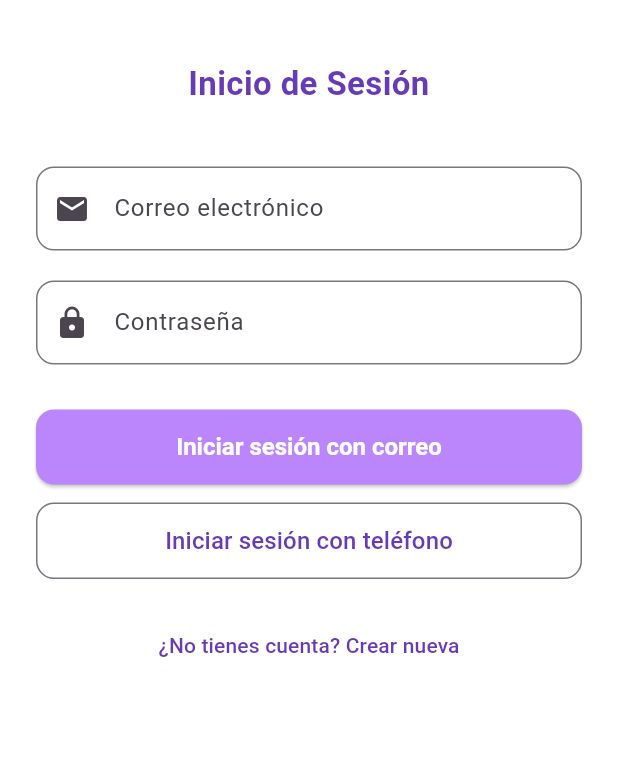
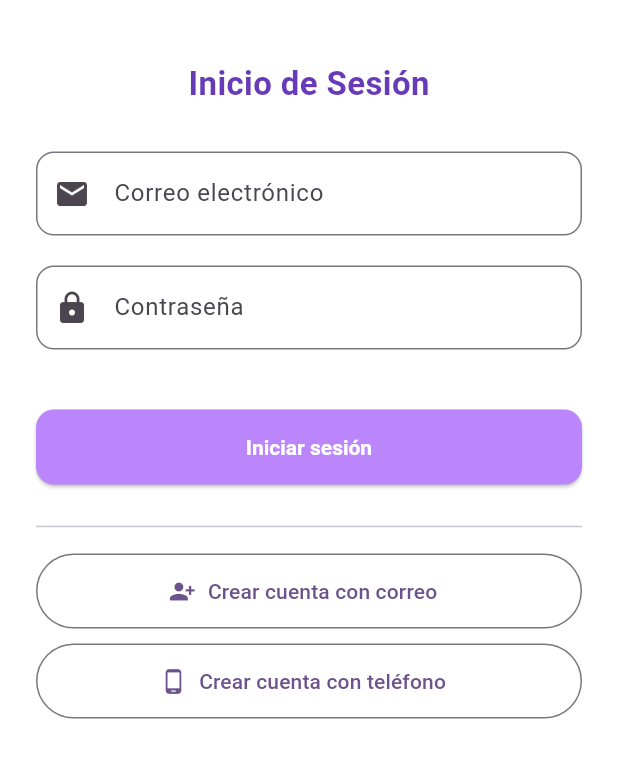
Before and after one commit to luisrdz30/proyecto_estadio, a Flutter app: the LoginScreen screen opened directly, on a phone screen of 412 x 824 dp, the part 270-1048 px from its top. Run offline on Flutter 3.47's test engine with Material 3 defaults, Android fonts, the phone set to English and light mode, and no system bars; our stand-ins replace firebase_auth, firebase_core, intl_phone_field, table_calendar; accounts and stored records are empty; network calls fail.

Commit message:
app con el login ya funcionando aunque medio raro pero funciona a veces

```diff
--- a/lib/screens/login__screen.dart
+++ /dev/null
@@ -1,115 +0,0 @@
-import 'package:flutter/material.dart';
-
-class LoginScreen extends StatelessWidget {
-  const LoginScreen({super.key});
-
-  @override
-  Widget build(BuildContext context) {
-    return Scaffold(
-      backgroundColor: Colors.white,
-      body: SingleChildScrollView(
-        padding: const EdgeInsets.symmetric(horizontal: 24.0, vertical: 60.0),
-        child: Column(
-          crossAxisAlignment: CrossAxisAlignment.center,
-          children: [
-            // Logo
-            SizedBox(
-              height: 120,
-              child: Image.asset("assets/images/logo_estadio_sin_fondo.png"),
-            ),
-            const SizedBox(height: 40),
-
-            // Título
-            const Text(
-              "Inicio de Sesión",
-              style: TextStyle(
-                fontSize: 22,
-                fontWeight: FontWeight.bold,
-                color: Colors.deepPurple,
-              ),
-              textAlign: TextAlign.center,
-            ),
-            const SizedBox(height: 40),
-
-            // Campo de correo
-            TextField(
-              decoration: InputDecoration(
-                labelText: "Correo electrónico",
-                prefixIcon: const Icon(Icons.email),
-                border: OutlineInputBorder(
-                  borderRadius: BorderRadius.circular(12),
-                ),
-              ),
-              keyboardType: TextInputType.emailAddress,
-            ),
-            const SizedBox(height: 20),
-
-            // Campo de contraseña
-            TextField(
-              obscureText: true,
-              decoration: InputDecoration(
-                labelText: "Contraseña",
-                prefixIcon: const Icon(Icons.lock),
-                border: OutlineInputBorder(
-                  borderRadius: BorderRadius.circular(12),
-                ),
-              ),
-            ),
-            const SizedBox(height: 30),
-
-            // Botón iniciar con correo
-            SizedBox(
-              width: double.infinity,
-              child: ElevatedButton(
-                onPressed: () {
-                  // Aquí más adelante llamaremos a Firebase
-                },
-                style: ElevatedButton.styleFrom(
-                  padding: const EdgeInsets.symmetric(vertical: 14),
-                  shape: RoundedRectangleBorder(
-                      borderRadius: BorderRadius.circular(12)),
-                ),
-                child: const Text(
-                  "Iniciar sesión con correo",
-                  style: TextStyle(fontSize: 16),
-                ),
-              ),
-            ),
-            const SizedBox(height: 12),
-
-            // Botón iniciar con teléfono
-            SizedBox(
-              width: double.infinity,
-              child: OutlinedButton(
-                onPressed: () {
-                  // Aquí irá Firebase Phone Auth
-                },
-                style: OutlinedButton.styleFrom(
-                  padding: const EdgeInsets.symmetric(vertical: 14),
-                  shape: RoundedRectangleBorder(
-                      borderRadius: BorderRadius.circular(12)),
-                ),
-                child: const Text(
-                  "Iniciar sesión con teléfono",
-                  style: TextStyle(fontSize: 16, color: Colors.deepPurple),
-                ),
-              ),
-            ),
-            const SizedBox(height: 20),
-
-            // Crear cuenta
-            TextButton(
-              onPressed: () {
-                // Aquí iremos a la pantalla de registro
-              },
-              child: const Text(
-                "¿No tienes cuenta? Crear nueva",
-                style: TextStyle(color: Colors.deepPurple),
-              ),
-            ),
-          ],
-        ),
-      ),
-    );
-  }
-}
--- /dev/null
+++ b/lib/screens/login_screen.dart
@@ -0,0 +1,177 @@
+import 'package:flutter/material.dart';
+import 'package:firebase_auth/firebase_auth.dart';
+import 'register_screen.dart';
+import 'register_phone_screen.dart';
+
+class LoginScreen extends StatefulWidget {
+  const LoginScreen({super.key});
+
+  @override
+  State<LoginScreen> createState() => _LoginScreenState();
+}
+
+class _LoginScreenState extends State<LoginScreen> {
+  final FirebaseAuth _auth = FirebaseAuth.instance;
+  final TextEditingController _emailController = TextEditingController();
+  final TextEditingController _passwordController = TextEditingController();
+  bool _isLoading = false;
+  String? _errorMessage;
+
+  /// 🔐 Iniciar sesión con correo y contraseña
+  Future<void> _loginWithEmail() async {
+    setState(() {
+      _isLoading = true;
+      _errorMessage = null;
+    });
+
+    try {
+      final userCredential = await _auth.signInWithEmailAndPassword(
+        email: _emailController.text.trim(),
+        password: _passwordController.text.trim(),
+      );
+
+      final user = userCredential.user;
+
+      if (user != null) {
+        if (!user.emailVerified) {
+          ScaffoldMessenger.of(context).showSnackBar(
+            const SnackBar(
+              content: Text("Verifica tu correo antes de ingresar."),
+              backgroundColor: Colors.orange,
+            ),
+          );
+          await _auth.signOut();
+        } else {
+          // ✅ No hacemos Navigator.push aquí, el StreamBuilder en main.dart lo hará automáticamente.
+        }
+      }
+    } on FirebaseAuthException catch (e) {
+      setState(() {
+        _errorMessage = switch (e.code) {
+          'user-not-found' => 'No existe una cuenta con este correo.',
+          'wrong-password' => 'Contraseña incorrecta.',
+          'invalid-email' => 'Correo no válido.',
+          _ => 'Error al iniciar sesión. Intenta nuevamente.',
+        };
+      });
+    } finally {
+      setState(() {
+        _isLoading = false;
+      });
+    }
+  }
+
+  @override
+  Widget build(BuildContext context) {
+    return Scaffold(
+      backgroundColor: Colors.white,
+      body: SingleChildScrollView(
+        padding: const EdgeInsets.symmetric(horizontal: 24, vertical: 60),
+        child: Column(
+          crossAxisAlignment: CrossAxisAlignment.center,
+          children: [
+            // 🔹 Logo
+            Image.asset("assets/images/logo_estadio_sin_fondo.png", height: 120),
+            const SizedBox(height: 40),
+
+            // 🔹 Título
+            const Text(
+              "Inicio de Sesión",
+              style: TextStyle(
+                fontSize: 22,
+                fontWeight: FontWeight.bold,
+                color: Colors.deepPurple,
+              ),
+            ),
+            const SizedBox(height: 30),
+
+            // 🔹 Correo
+            TextField(
+              controller: _emailController,
+              decoration: InputDecoration(
+                labelText: "Correo electrónico",
+                prefixIcon: const Icon(Icons.email),
+                border: OutlineInputBorder(
+                  borderRadius: BorderRadius.circular(12),
+                ),
+              ),
+              keyboardType: TextInputType.emailAddress,
+            ),
+            const SizedBox(height: 20),
+
+            // 🔹 Contraseña
+            TextField(
+              controller: _passwordController,
+              obscureText: true,
+              decoration: InputDecoration(
+                labelText: "Contraseña",
+                prefixIcon: const Icon(Icons.lock),
+                border: OutlineInputBorder(
+                  borderRadius: BorderRadius.circular(12),
+                ),
+              ),
+            ),
+            const SizedBox(height: 20),
+
+            if (_errorMessage != null)
+              Text(
+                _errorMessage!,
+                style: const TextStyle(color: Colors.red),
+              ),
+            const SizedBox(height: 20),
+
+            if (_isLoading)
+              const CircularProgressIndicator()
+            else
+              ElevatedButton(
+                onPressed: _loginWithEmail,
+                style: ElevatedButton.styleFrom(
+                  minimumSize: const Size(double.infinity, 50),
+                ),
+                child: const Text("Iniciar sesión"),
+              ),
+
+            const SizedBox(height: 20),
+            const Divider(thickness: 1),
+            const SizedBox(height: 10),
+
+            // 🔹 Crear cuenta con correo
+            OutlinedButton.icon(
+              icon: const Icon(Icons.person_add_alt_1),
+              onPressed: () {
+                Navigator.push(
+                  context,
+                  MaterialPageRoute(
+                    builder: (context) => const RegisterScreen(),
+                  ),
+                );
+              },
+              label: const Text("Crear cuenta con correo"),
+              style: OutlinedButton.styleFrom(
+                minimumSize: const Size(double.infinity, 50),
+              ),
+            ),
+            const SizedBox(height: 10),
+
+            // 🔹 Crear cuenta con teléfono
+            OutlinedButton.icon(
+              icon: const Icon(Icons.phone_android),
+              onPressed: () {
+                Navigator.push(
+                  context,
+                  MaterialPageRoute(
+                    builder: (context) => const RegisterPhoneScreen(),
+                  ),
+                );
+              },
+              label: const Text("Crear cuenta con teléfono"),
+              style: OutlinedButton.styleFrom(
+                minimumSize: const Size(double.infinity, 50),
+              ),
+            ),
+          ],
+        ),
+      ),
+    );
+  }
+}
--- a/pubspec.yaml
+++ b/pubspec.yaml
@@ -14,6 +14,10 @@
   flutter_native_splash: ^2.4.6
   table_calendar: ^3.2.0
   firebase_core: ^4.1.1
+  firebase_auth: ^6.1.0
+  cloud_firestore: ^6.0.2
+  intl_phone_field: ^3.2.0
+
 
 dev_dependencies:
   flutter_test:
```
Also changed, not shown: lib/main.dart (+27 -6 lines), lib/screens/home_screen.dart (+35 -20 lines), lib/screens/register_phone_screen.dart (added, +181 -0 lines), lib/screens/register_screen.dart (added, +177 -0 lines), pubspec.lock, 8 other files.
